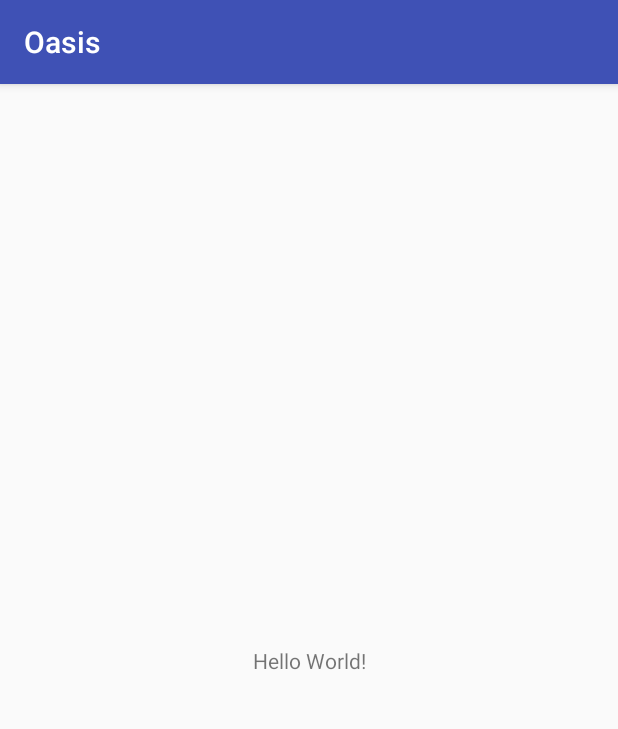
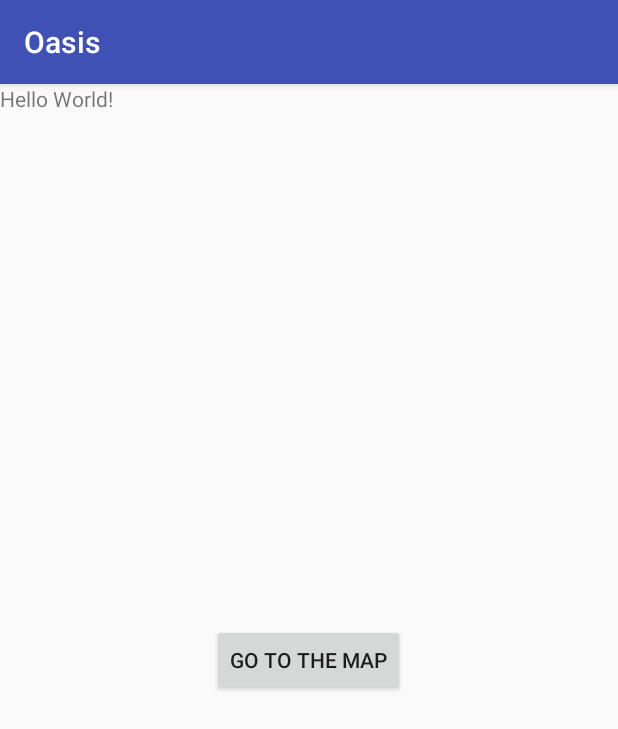
Before and after one commit to LNdame/Oasis, an Android app: the screen it shows after launch (Splash), on a phone screen of 412 x 824 dp. Shown: the top 729 px of the screen. Run offline under Robolectric (Android 15) with nearby library versions, the phone set to English and light mode, and no system bars; libraries missing offline, so code that uses them is left out: com.crashlytics.android, com.mapbox.mapboxsdk, io.fabric.sdk; 2 statements that could not run were skipped.

Commit message:
essentials part one

```diff
--- /dev/null
+++ b/app/src/main/java/inqb8/ansteph/oasis/app/GlobalRetainer.java
@@ -0,0 +1,32 @@
+package inqb8.ansteph.oasis.app;
+
+import android.app.Application;
+import android.content.Context;
+
+import com.mapbox.mapboxsdk.Mapbox;
+
+//import inqb8.ansteph.oasis.R;
+
+/**
+ * Created by loicstephan on 2017/07/24.
+ */
+
+public class GlobalRetainer extends Application {
+    private static GlobalRetainer mInstance;
+    private static Context mAppContext;
+
+    @Override
+    public void onCreate() {
+        super.onCreate();
+        GlobalRetainer.mAppContext = getApplicationContext();
+        mInstance = this;
+        // Mapbox Access token
+        Mapbox.getInstance(getApplicationContext(), "pk.eyJ1IjoiYW5zdGVwaCIsImEiOiJjajVoejdtcmgxb3Q0MzNyeWlvdWhtYml5In0.hs9kEugjnqYXJMB41Fhxbw");
+    }
+
+    public static GlobalRetainer getInstance(){
+        return mInstance;
+    }
+
+
+}
--- a/app/src/main/res/layout/activity_splash.xml
+++ b/app/src/main/res/layout/activity_splash.xml
@@ -1,5 +1,5 @@
 <?xml version="1.0" encoding="utf-8"?>
-<android.support.constraint.ConstraintLayout xmlns:android="http://schemas.android.com/apk/res/android"
+<RelativeLayout xmlns:android="http://schemas.android.com/apk/res/android"
     xmlns:app="http://schemas.android.com/apk/res-auto"
     xmlns:tools="http://schemas.android.com/tools"
     android:layout_width="match_parent"
@@ -15,4 +15,13 @@
         app:layout_constraintRight_toRightOf="parent"
         app:layout_constraintTop_toTopOf="parent" />
 
-</android.support.constraint.ConstraintLayout>
+    <Button
+        android:id="@+id/button"
+        android:layout_width="wrap_content"
+        android:layout_height="wrap_content"
+        android:layout_centerHorizontal="true"
+        android:layout_centerVertical="true"
+        android:onClick="ongomapclicked"
+        android:text="Go to the Map" />
+
+</RelativeLayout>
--- a/app/src/main/res/values/strings.xml
+++ b/app/src/main/res/values/strings.xml
@@ -1,3 +1,4 @@
 <resources>
     <string name="app_name">Oasis</string>
+    <string name="com.mapbox.mapboxsdk.accessToken" translatable="false">pk.eyJ1IjoiYW5zdGVwaCIsImEiOiJjajVoejdtcmgxb3Q0MzNyeWlvdWhtYml5In0.hs9kEugjnqYXJMB41Fhxbw</string>
 </resources>
```
Also changed, not shown: app/build.gradle (+24 -0 lines), app/src/main/AndroidManifest.xml (+11 -0 lines), app/src/main/java/inqb8/ansteph/oasis/Splash.java (+15 -0 lines), app/src/main/java/inqb8/ansteph/oasis/testzone/Mapboxtest.java (added, +65 -0 lines), app/src/main/res/layout/activity_mapboxtest.xml (added, +22 -0 lines).
